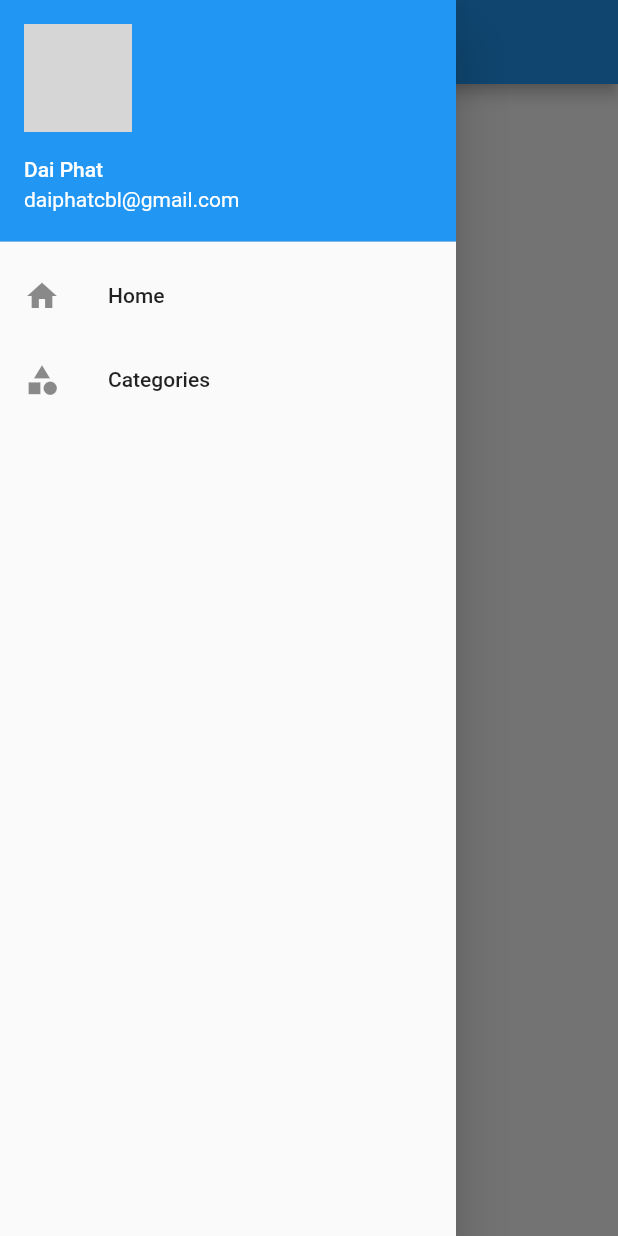
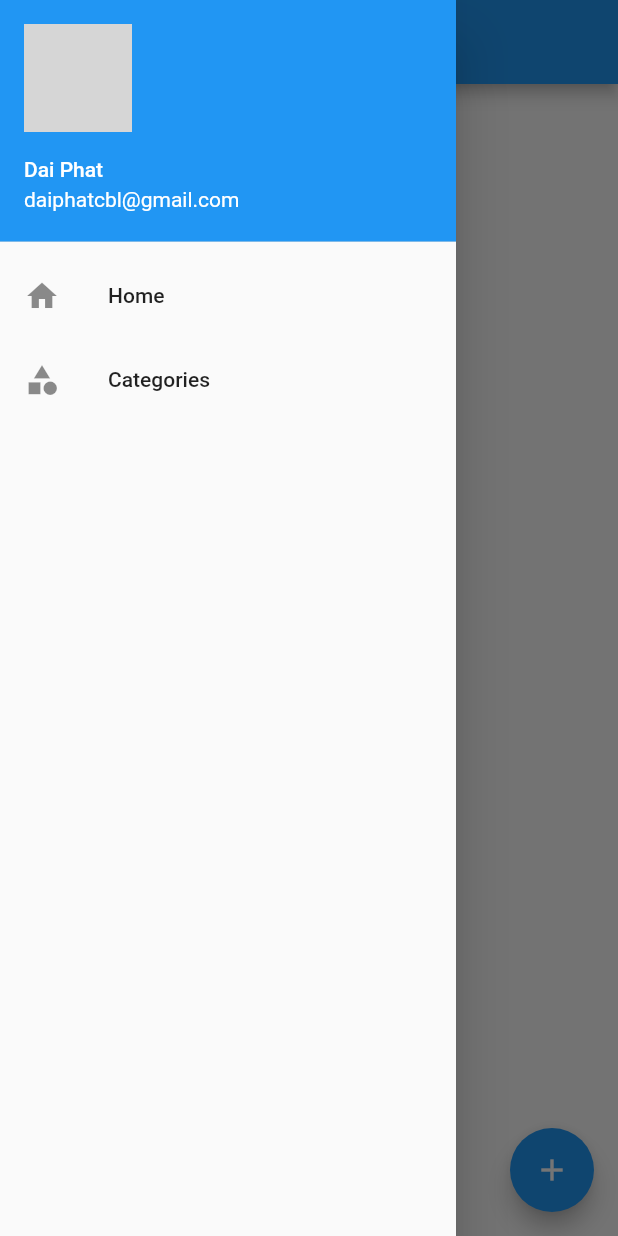
Before and after one commit to NDPhat/todolistsql, a Flutter app: the screen it shows after launch, with the side drawer open, on a phone screen of 412 x 824 dp. Run offline on Flutter 3.47's test engine with Material 2 defaults, Android fonts, the phone set to English and light mode, and no system bars; our stand-ins replace sqflite; accounts and stored records are empty; network calls fail; grey boxes are pictures that could not be loaded.

Commit message:
finish homepage

```diff
--- a/lib/DB/DBConnection.dart
+++ b/lib/DB/DBConnection.dart
@@ -13,5 +13,8 @@ class DBConnection
   onCreateingDatabase(Database database,int version) async
     {
       await database.execute('CREATE TABLE categories(id INTEGER PRIMARY KEY AUTOINCREMENT,name TEXT,description TEXT)');
+      await database.execute('CREATE TABLE todos(id INTEGER PRIMARY KEY AUTOINCREMENT,title TEXT,description TEXT,category TEXT,todoDate TEXT,isFinished INTEGER)');
+
     }
+
 }
--- a/lib/UI/HomeScreen.dart
+++ b/lib/UI/HomeScreen.dart
@@ -1,6 +1,10 @@
 import 'package:flutter/cupertino.dart';
 import 'package:flutter/material.dart';
 import 'package:todolistsql/Drawer/drawernavigation.dart';
+import 'package:todolistsql/UI/todoscreen.dart';
+
+import '../Models/todo.dart';
+import '../Service/TodoService.dart';
 
 class HomeScreen extends StatefulWidget {
   @override
@@ -8,13 +12,57 @@ class HomeScreen extends StatefulWidget {
 }
 
 class _HomeScreenState extends State<HomeScreen> {
+  List<Todo> todolist = <Todo>[];
+  var todoService = TodoService();
+  void initState() {
+    super.initState();
+    getAllTodo();
+  }
+  getAllTodo() async {
+    todolist = <Todo>[];
+    var todos = await todoService.loadTodo();
+    todos.forEach((todo) {
+      setState(() {
+        var todoModel = Todo();
+        todoModel.title = todo['title'];
+        todoModel.description = todo['description'];
+        todoModel.id = todo['id'];
+        todoModel.todoDate = todo['todoDate'];
+        todoModel.isFinished = todo['isFinished'];
+        todoModel.category = todo['category'];
+        todolist.add(todoModel);
+      });
+    });
+  }
   @override
   Widget build(BuildContext context) {
     return Scaffold(
       appBar: AppBar(
-        title: Text('TodoList'),
+        title: const Text('Todo List'),
       ),
-      drawer:  DrawerNavigation(),
+      drawer: DrawerNavigation(),
+      body: ListView.builder(
+          itemCount: todolist.length,
+          itemBuilder: (context, index) {
+            return Padding(
+              padding: const EdgeInsets.only(top: 8.0, left: 8.0, right: 8.0),
+              child: Card(
+                  child: ListTile(
+                      title: Row(
+                        mainAxisAlignment: MainAxisAlignment.spaceBetween,
+                        children: <Widget>[
+                          Text(todolist[index].title),
+                        ],
+                      ),
+                      subtitle: Text(todolist[index].description))),
+            );
+          }),
+      floatingActionButton: FloatingActionButton(
+        onPressed: (){
+          Navigator.of(context).push(MaterialPageRoute(builder: (context)=>TodoScreen()));
+        },
+        child: const Icon(Icons.add),
+      ),
     );
   }
 }
--- a/pubspec.yaml
+++ b/pubspec.yaml
@@ -37,6 +37,8 @@ dependencies:
   provider: ^5.0.0
   sqflite: ^2.0.0+3
   path_provider: ^2.0.11
+  intl: ^0.17.0
+
 
 dev_dependencies:
   flutter_test:
```
Also changed, not shown: lib/UI/CategoryScreen.dart (+7 -1 lines), pubspec.lock.
